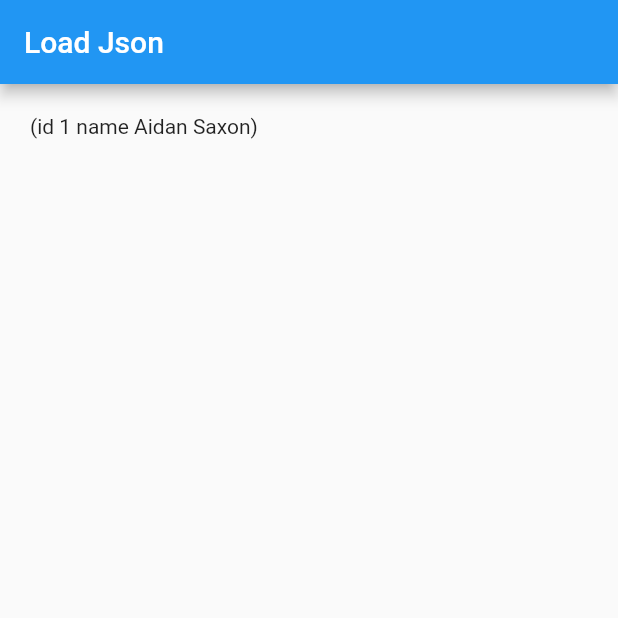
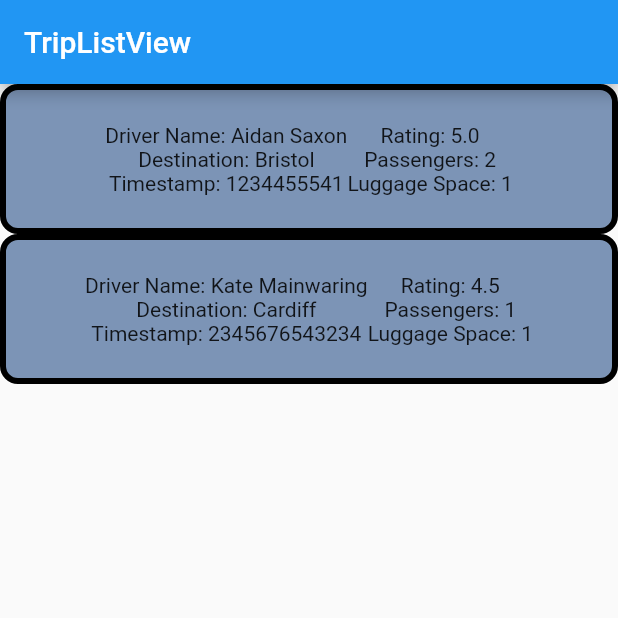
Before and after one commit to SeanJackson1998/entrepreneurship, a Flutter app: the screen it shows after launch, on a phone screen of 412 x 824 dp, the top half of it. Run offline on Flutter 3.47's test engine with Material 2 defaults, Android fonts, the phone set to English and light mode, and no system bars.

Commit message:
Widgets load to UI from file dynamically, can carry objects through widgets

```diff
--- a/assets/trips.json
+++ b/assets/trips.json
@@ -4,8 +4,17 @@
     "name": "Aidan Saxon",
     "destination": "Bristol",
     "timestamp": 1234455541,
-    "rating": 5,
+    "rating": 5.0,
     "passengers": 2,
+    "luggage": 1
+  },
+  {
+    "id": 2,
+    "name": "Kate Mainwaring",
+    "destination": "Cardiff",
+    "timestamp": 2345676543234,
+    "rating": 4.5,
+    "passengers": 1,
     "luggage": 1
   }
 ]
--- a/lib/main.dart
+++ b/lib/main.dart
@@ -9,8 +9,8 @@ class Trip {
   String name;
   String destination;
   int timestamp;
-  int rating;
-  int passenger;
+  double rating;
+  int passengers;
   int luggage;
 
   Trip(
@@ -19,7 +19,7 @@ class Trip {
       this.destination,
       this.timestamp,
       this.rating,
-      this.passenger,
+      this.passengers,
       this.luggage});
 
   factory Trip.fromJson(Map<String, dynamic> parsedJson) {
@@ -29,7 +29,7 @@ class Trip {
         destination: parsedJson['destination'],
         timestamp: parsedJson['timestamp'],
         rating: parsedJson['rating'],
-        passenger: parsedJson['passenger'],
+        passengers: parsedJson['passengers'],
         luggage: parsedJson['luggage']);
   }
 }
@@ -70,21 +70,95 @@ class MyAppState extends State<MyApp> {
   Widget build(BuildContext context) {
     print(widget.trips);
 
+    List<TripWidget> tripWidgets = buildTripContainers(widget.trips);
 
+//    return new MaterialApp(
+//      home: new Scaffold(
+//          appBar: new AppBar(
+//            title: new Text('Load Json'),
+//          ),
+//          body: new Container(padding: new EdgeInsets.all(20.0), child: trips)),
+//    );
 
     return new MaterialApp(
-      home: new Scaffold(
-          appBar: new AppBar(
-            title: new Text('Load Json'),
-          ),
-          body: new Container(
-              padding: new EdgeInsets.all(20.0),
-              child: new Row(
-                children: <Widget>[
-                  Text(
-                      "${widget.trips.map((el) => "id ${el.id} name ${el.name}")}")  // make this show the whole record and then load for multiple
-                ],
-              ))),
-    );
+        home: new Scaffold(
+      appBar: AppBar(
+        title: Text("TripListView"),
+      ),
+      body: Container(
+        child: CustomScrollView(
+          slivers: <Widget>[
+            SliverList(
+              delegate: SliverChildListDelegate(
+                  tripWidgets
+                  //TripWidget(widget.trips[0]),
+                  //TripWidget(widget.trips[1]),
+                ,
+              ),
+            ),
+          ],
+        ),
+      ),
+    ));
+  }
+
+  List<TripWidget> buildTripContainers(List<Trip> trips) {
+    List<TripWidget> tripWidgets = [];
+    trips.forEach((trip) => tripWidgets.add(TripWidget(trip)));
+    return tripWidgets;
   }
 }
+
+class TripWidget extends StatelessWidget {
+  final Trip trip;
+
+  TripWidget(this.trip);
+
+  @override
+  Widget build(BuildContext context) {
+    return GestureDetector(
+        onTap: () {
+          print("Clicked the widget with id ${this.trip.id}"); // use this to go to the next screen with param trip
+        },
+        child: Container(
+            height: 100.0,
+            decoration: BoxDecoration(
+              color: const Color(0xff7c94b6),
+              border: Border.all(
+                color: Colors.black,
+                width: 4,
+              ),
+              borderRadius: BorderRadius.circular(12),
+            ),
+            alignment: Alignment.center,
+            // Add components for the widget
+
+            child: Row(mainAxisAlignment: MainAxisAlignment.center, children: <
+                Widget>[
+              Column(mainAxisAlignment: MainAxisAlignment.center, children: [
+                Row(
+                    mainAxisAlignment: MainAxisAlignment.start,
+                    children: <Widget>[Text("Driver Name: ${trip.name}")]),
+                Row(
+                    mainAxisAlignment: MainAxisAlignment.start,
+                    children: <Widget>[
+                      Text("Destination: ${trip.destination}")
+                    ]),
+                Row(
+                    mainAxisAlignment: MainAxisAlignment.start,
+                    children: <Widget>[Text("Timestamp: ${trip.timestamp}")])
+              ]),
+              Column(mainAxisAlignment: MainAxisAlignment.center, children: [
+                Row(
+                    mainAxisAlignment: MainAxisAlignment.end,
+                    children: <Widget>[Text("Rating: ${trip.rating}")]),
+                Row(
+                    mainAxisAlignment: MainAxisAlignment.end,
+                    children: <Widget>[Text("Passengers: ${trip.passengers}")]),
+                Row(
+                    mainAxisAlignment: MainAxisAlignment.end,
+                    children: <Widget>[Text("Luggage Space: ${trip.luggage}")])
+              ])
+            ])));
+  }
+}
```
